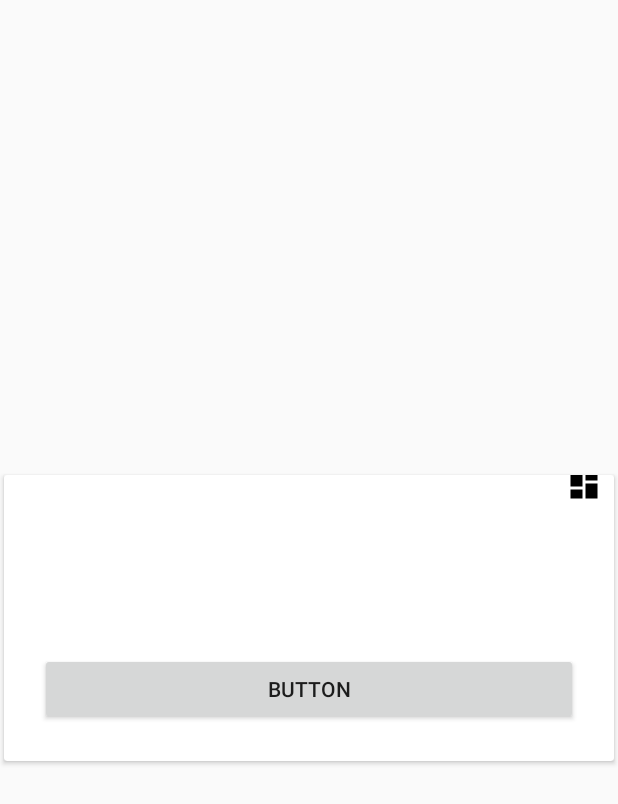
After one commit to Lipingchang/expressClient, an Android app: the layout adapter.xml on its own in the app's theme, with its tools: preview values and no code run, on a phone screen of 412 x 824 dp. The commit adds this screen. Shown: the top 804 px of the screen. Run offline under Robolectric (Android 15) with nearby library versions, the light colour scheme and no system bars.

Commit message:
card view

```diff
--- /dev/null
+++ b/app/src/main/res/layout/adapter.xml
@@ -0,0 +1,53 @@
+<?xml version="1.0" encoding="utf-8"?>
+<androidx.cardview.widget.CardView xmlns:android="http://schemas.android.com/apk/res/android"
+    xmlns:app="http://schemas.android.com/apk/res-auto"
+    android:id="@+id/cardView"
+    android:layout_width="match_parent"
+    android:layout_height="wrap_content"
+    android:layout_gravity="center"
+    app:cardUseCompatPadding="true">
+
+    <FrameLayout
+        android:layout_width="match_parent"
+        android:layout_height="wrap_content">
+
+
+        <LinearLayout
+            android:layout_width="match_parent"
+            android:layout_height="wrap_content"
+            android:gravity="center"
+            android:orientation="vertical"
+            android:padding="24dp">
+
+            <TextView
+                android:id="@+id/titleTextView"
+                style="@style/TextAppearance.AppCompat.Title"
+                android:layout_width="wrap_content"
+                android:layout_height="wrap_content" />
+
+            <TextView
+                android:id="@+id/contentTextView"
+                style="@style/TextAppearance.AppCompat.Body1"
+                android:layout_width="wrap_content"
+                android:layout_height="wrap_content"
+                android:layout_marginTop="24dp"/>
+
+            <Button
+                android:layout_width="match_parent"
+                android:layout_height="wrap_content"
+                android:layout_marginTop="24dp"
+                android:text="Button" />
+        </LinearLayout>
+
+        <ImageView
+            android:layout_width="wrap_content"
+            android:layout_height="wrap_content"
+            android:layout_gravity="top|end"
+            android:layout_marginEnd="8dp"
+            android:layout_marginRight="8dp"
+            android:layout_marginTop="-5dp"
+            android:src="@drawable/ic_dashboard_black_24dp" />
+
+    </FrameLayout>
+
+</androidx.cardview.widget.CardView>
```
Also changed, not shown: app/src/main/java/com/example/expressclient/nav_home.java (+19 -0 lines), app/src/main/java/com/example/expressclient/viewhelper/CardAdapter.java (added, +13 -0 lines), app/src/main/java/com/example/expressclient/viewhelper/CardItem.java (added, +19 -0 lines), app/src/main/java/com/example/expressclient/viewhelper/CardPagerAdapter.java (added, +79 -0 lines), app/src/main/java/com/example/expressclient/viewhelper/DepthPageTransformer.java (added, +45 -0 lines), app/src/main/java/com/example/expressclient/viewhelper/OrderViewAdapter.java (added, +40 -0 lines), app/src/main/res/layout/fragment_nav_home.xml (+13 -3 lines), app/src/main/res/values/strings.xml (+8 -0 lines).
